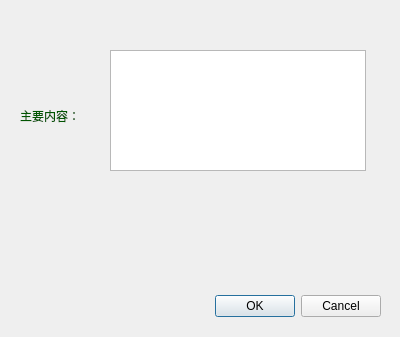
First picture: the form in SoftwareProManagement/monthly.ui, repository crawler-john/graduationProject, before the edit.
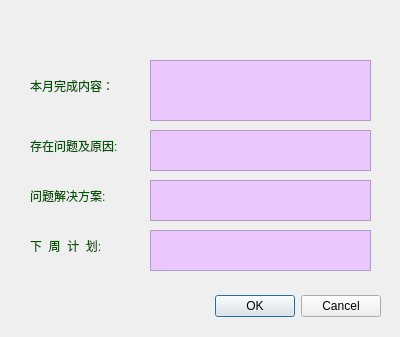
Second picture: the form after the edit. Icons and pictures are not drawn.

```diff
--- a/SoftwareProManagement/monthly.ui
+++ b/SoftwareProManagement/monthly.ui
@@ -35,23 +35,13 @@
     <set>QDialogButtonBox::Cancel|QDialogButtonBox::Ok</set>
    </property>
   </widget>
-  <widget class="QTextBrowser" name="textBrowser">
-   <property name="geometry">
-    <rect>
-     <x>110</x>
-     <y>50</y>
-     <width>256</width>
-     <height>121</height>
-    </rect>
-   </property>
-  </widget>
   <widget class="QLabel" name="label">
    <property name="geometry">
     <rect>
-     <x>20</x>
-     <y>80</y>
-     <width>91</width>
-     <height>71</height>
+     <x>30</x>
+     <y>70</y>
+     <width>121</width>
+     <height>31</height>
     </rect>
    </property>
    <property name="styleSheet">
@@ -59,7 +49,122 @@
 color:rgb(0, 85, 0);</string>
    </property>
    <property name="text">
-    <string>主要内容：</string>
+    <string>本月完成内容：</string>
+   </property>
+  </widget>
+  <widget class="QTextEdit" name="problem">
+   <property name="geometry">
+    <rect>
+     <x>150</x>
+     <y>130</y>
+     <width>221</width>
+     <height>41</height>
+    </rect>
+   </property>
+   <property name="styleSheet">
+    <string notr="true">QTextEdit#problem{
+	background-color:rgb(235,199,255);
+}  </string>
+   </property>
+  </widget>
+  <widget class="QTextEdit" name="solution">
+   <property name="geometry">
+    <rect>
+     <x>150</x>
+     <y>180</y>
+     <width>221</width>
+     <height>41</height>
+    </rect>
+   </property>
+   <property name="styleSheet">
+    <string notr="true">QTextEdit#solution{
+	
+	background-color:rgb(235,199,255);
+}  </string>
+   </property>
+  </widget>
+  <widget class="QTextEdit" name="content">
+   <property name="geometry">
+    <rect>
+     <x>150</x>
+     <y>60</y>
+     <width>221</width>
+     <height>61</height>
+    </rect>
+   </property>
+   <property name="styleSheet">
+    <string notr="true">QTextEdit#content{
+	background-color:rgb(235,199,255);
+}  
+     
+</string>
+   </property>
+  </widget>
+  <widget class="QLabel" name="label_4">
+   <property name="geometry">
+    <rect>
+     <x>30</x>
+     <y>230</y>
+     <width>121</width>
+     <height>31</height>
+    </rect>
+   </property>
+   <property name="styleSheet">
+    <string notr="true">font: 75 12pt &quot;黑体&quot;;
+color:rgb(0, 85, 0);</string>
+   </property>
+   <property name="text">
+    <string>下  周  计  划:</string>
+   </property>
+  </widget>
+  <widget class="QLabel" name="label_3">
+   <property name="geometry">
+    <rect>
+     <x>30</x>
+     <y>180</y>
+     <width>121</width>
+     <height>31</height>
+    </rect>
+   </property>
+   <property name="styleSheet">
+    <string notr="true">font: 75 12pt &quot;黑体&quot;;
+color:rgb(0, 85, 0);</string>
+   </property>
+   <property name="text">
+    <string>问题解决方案:</string>
+   </property>
+  </widget>
+  <widget class="QLabel" name="label_2">
+   <property name="geometry">
+    <rect>
+     <x>30</x>
+     <y>130</y>
+     <width>121</width>
+     <height>31</height>
+    </rect>
+   </property>
+   <property name="styleSheet">
+    <string notr="true">font: 75 12pt &quot;黑体&quot;;
+color:rgb(0, 85, 0);</string>
+   </property>
+   <property name="text">
+    <string>存在问题及原因:</string>
+   </property>
+  </widget>
+  <widget class="QTextEdit" name="plan">
+   <property name="geometry">
+    <rect>
+     <x>150</x>
+     <y>230</y>
+     <width>221</width>
+     <height>41</height>
+    </rect>
+   </property>
+   <property name="styleSheet">
+    <string notr="true">QTextEdit#plan{
+	
+	background-color:rgb(235,199,255);
+}  </string>
    </property>
   </widget>
  </widget>
```
Left out of the diff: 2 changed lines with no effect on the pictures.
